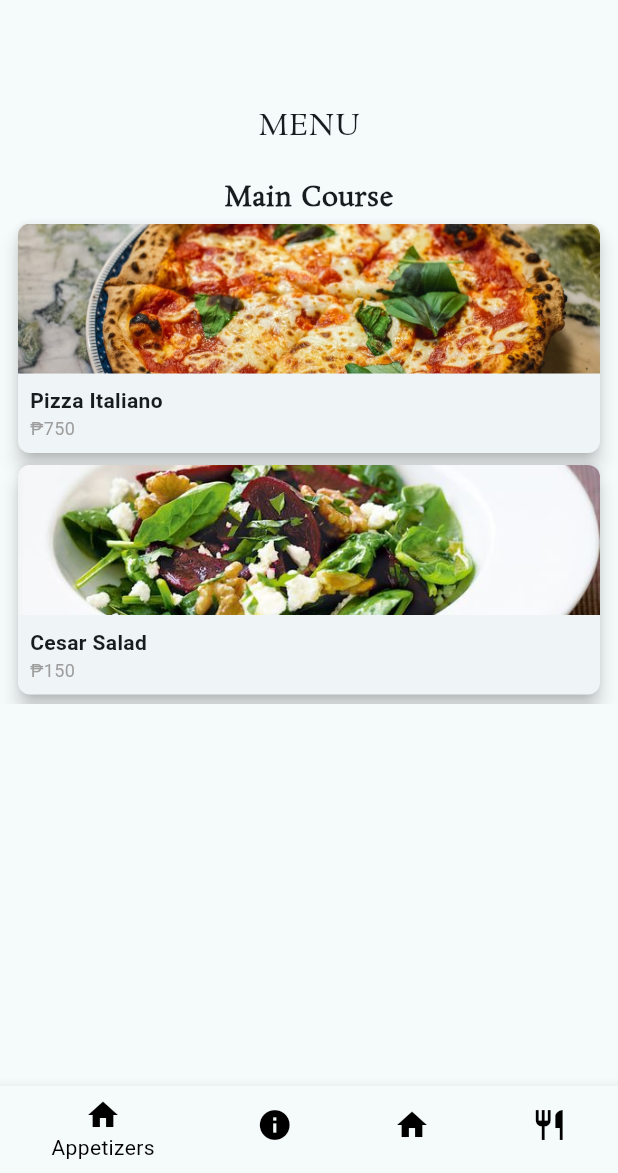
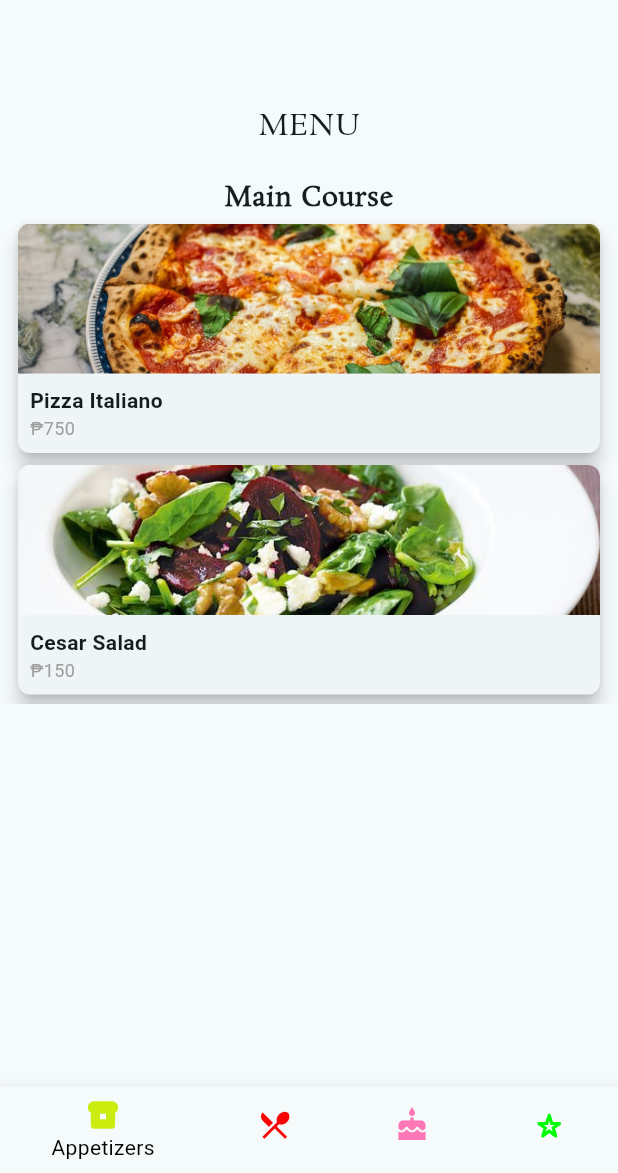
Before and after one commit to Renzperi/Digital-Restaurant-Menu-App, a Flutter app: the screen it shows after launch, on a phone screen of 412 x 824 dp, the part 63-1236 px from its top. Run offline on Flutter 3.47's test engine with Material 3 defaults, Android fonts, the phone set to English and light mode, and no system bars; our stand-ins replace flutter_svg.

Commit message:
finished editing bottom nav bar

```diff
--- a/lib/main.dart
+++ b/lib/main.dart
@@ -1,4 +1,5 @@
 import 'package:flutter/material.dart';
+import 'package:flutter_svg/flutter_svg.dart';
 import 'About_us.dart';
 import 'Specials.dart';
 import 'appetizer.dart';
@@ -85,22 +86,25 @@ class _MyHomePageState extends State<MyHomePage> {
         selectedItemColor: Colors.black, //color of bottom nav label if selected
         items: const [
           BottomNavigationBarItem(
-            icon: Icon(Icons.home, color: Colors.black),
+            icon: Icon(Icons.breakfast_dining,
+                color: Color.fromARGB(255, 203, 236, 15)), //color of appetizer
             label: 'Appetizers',
           ),
           BottomNavigationBarItem(
             icon: Icon(
-              Icons.info,
-              color: Colors.black,
+              Icons.restaurant_menu_sharp,
+              color: Color.fromARGB(255, 247, 4, 4), //color of main dishes
             ),
             label: 'Main',
           ),
           BottomNavigationBarItem(
-            icon: Icon(Icons.home, color: Colors.black),
+            icon: Icon(Icons.cake_sharp,
+                color: Color.fromARGB(255, 255, 119, 183)), //color of desserts
             label: 'Desserts',
           ),
           BottomNavigationBarItem(
-            icon: Icon(Icons.restaurant_sharp, color: Colors.black),
+            icon: Icon(Icons.star_purple500_rounded,
+                color: Color.fromARGB(255, 0, 255, 0)), //color of specials
             label: 'Specials',
           ),
         ],
--- a/pubspec.yaml
+++ b/pubspec.yaml
@@ -2,7 +2,7 @@ name: digital_restaurant_menu_app
 description: "A new Flutter project."
 # The following line prevents the package from being accidentally published to
 # pub.dev using `flutter pub publish`. This is preferred for private packages.
-publish_to: 'none' # Remove this line if you wish to publish to pub.dev
+publish_to: "none" # Remove this line if you wish to publish to pub.dev
 
 # The following defines the version and build number for your application.
 # A version number is three numbers separated by dots, like 1.2.43
@@ -19,7 +19,7 @@ publish_to: 'none' # Remove this line if you wish to publish to pub.dev
 version: 1.0.0+1
 
 environment:
-  sdk: '>=3.4.3 <4.0.0'
+  sdk: ">=3.4.3 <4.0.0"
 
 # Dependencies specify other packages that your package needs in order to work.
 # To automatically upgrade your package dependencies to the latest versions
@@ -30,7 +30,6 @@ environment:
 dependencies:
   flutter:
     sdk: flutter
-
 
   # The following adds the Cupertino Icons font to your application.
   # Use with the CupertinoIcons class for iOS style icons.
@@ -46,6 +45,7 @@ dev_dependencies:
   # package. See that file for information about deactivating specific lint
   # rules and activating additional ones.
   flutter_lints: ^3.0.0
+  flutter_svg: ^1.0.0
 
 # For information on the generic Dart part of this file, see the
 # following page: https://dart.dev/tools/pub/pubspec
```
Also changed, not shown: pubspec.lock.
